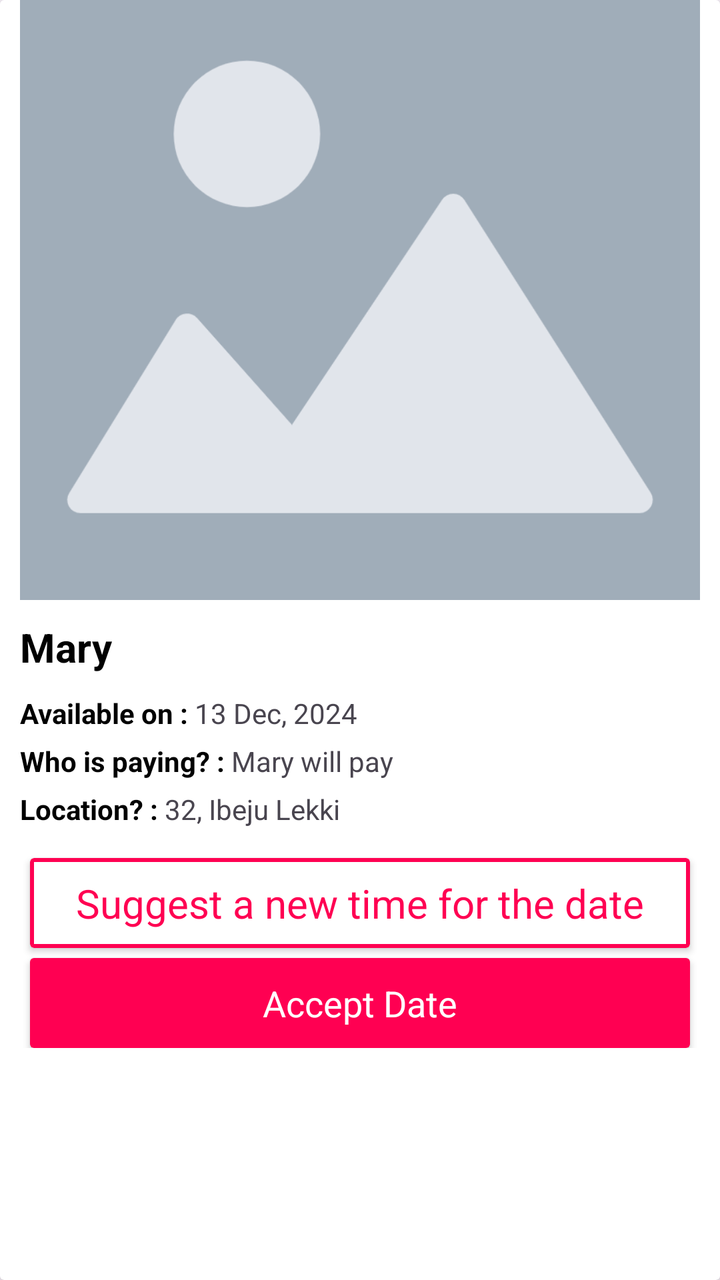
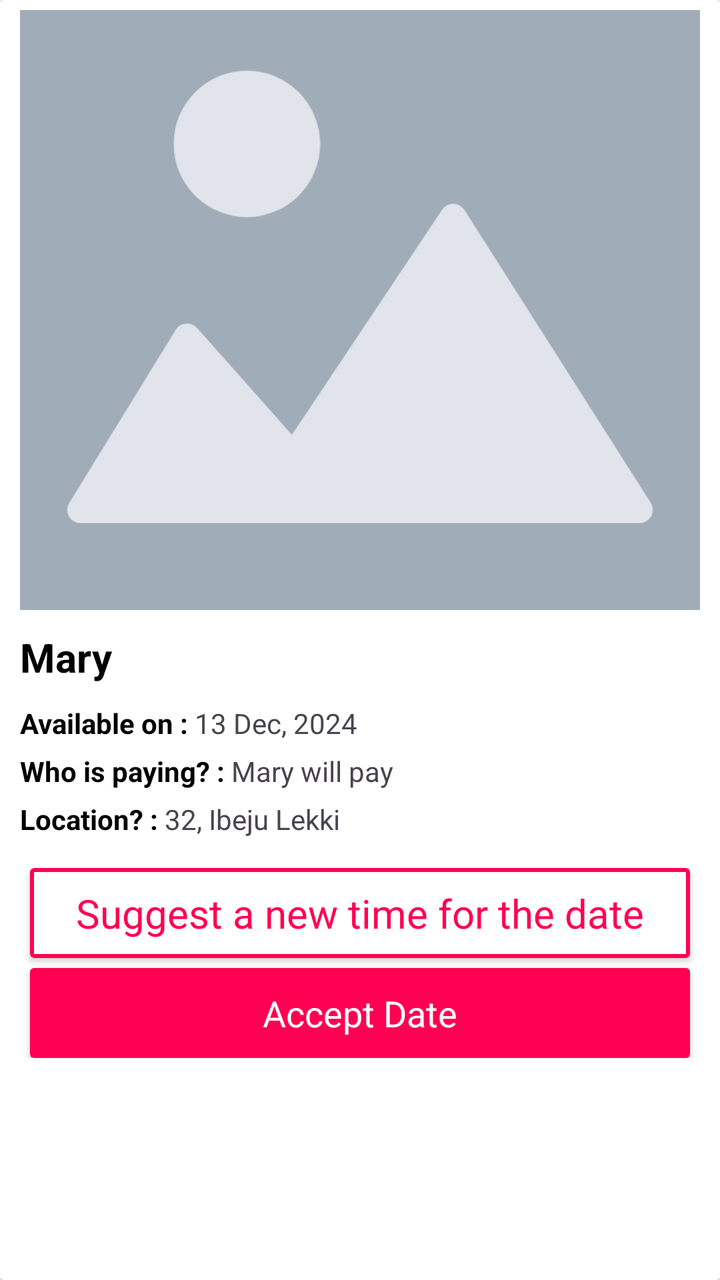

Before-and-after screenshots of an Android layout around one commit, followed by the original layout XML and the change that was made.
<!-- AndroidManifest.xml: application theme Theme.You4me -->
<!-- res/layout/sent_requests_item.xml -->
<?xml version="1.0" encoding="utf-8"?>
<androidx.cardview.widget.CardView xmlns:android="http://schemas.android.com/apk/res/android"
    xmlns:app="http://schemas.android.com/apk/res-auto"
    xmlns:tools="http://schemas.android.com/tools"
    android:layout_width="match_parent"
    android:layout_height="match_parent">

    <androidx.constraintlayout.widget.ConstraintLayout
        android:id="@+id/main_lyt"
        android:layout_width="match_parent"
        android:layout_height="match_parent"
        android:visibility="visible"
        android:layout_marginStart="@dimen/margin_10dp"
        android:layout_marginEnd="@dimen/margin_10dp"
        app:layout_constraintBottom_toBottomOf="parent"
        app:layout_constraintEnd_toEndOf="parent"
        app:layout_constraintStart_toStartOf="parent"
        app:layout_constraintTop_toTopOf="parent">


        <ImageView
            android:id="@+id/imageView"
            android:layout_width="match_parent"
            android:layout_height="300dp"
            android:scaleType="centerCrop"
            android:src="@drawable/find_date_placeholder"
            app:layout_constraintEnd_toEndOf="parent"
            app:layout_constraintStart_toStartOf="parent"
            app:layout_constraintTop_toTopOf="parent" />

        <TextView
            android:id="@+id/user_name"
            android:layout_width="wrap_content"
            android:layout_height="wrap_content"
            android:layout_marginTop="@dimen/margin_10dp"
            android:text="Mary"
            android:textColor="@color/black"
            android:textSize="@dimen/text_size_20sp"
            android:textStyle="bold"
            app:layout_constraintStart_toStartOf="parent"
            app:layout_constraintTop_toBottomOf="@+id/imageView" />


        <TextView
            android:id="@+id/bio"
            android:layout_width="wrap_content"
            android:layout_height="wrap_content"
            android:layout_marginTop="@dimen/margin_10dp"
            android:visibility="gone"
            android:gravity="start"
            android:text="Lorem ipsum dolor sit amet, consectetur adipiscing elit, sed do eiusmod tempor incididunt ut labore et dolore magna aliqua. Ut enim ad minim veniam, quis nostrud exercitation ullamco laboris nisi ut aliquip ex ea commodo consequat."
            android:textSize="@dimen/text_size_15sp"
            app:layout_constraintEnd_toEndOf="parent"
            app:layout_constraintStart_toStartOf="parent"
            app:layout_constraintTop_toBottomOf="@+id/user_name" />

        <LinearLayout
            android:id="@+id/available_layout"
            android:layout_width="0dp"
            android:layout_height="wrap_content"
            android:layout_marginTop="@dimen/margin_10dp"
            android:orientation="horizontal"
            android:weightSum="2"
            app:layout_constraintStart_toStartOf="parent"
            app:layout_constraintTop_toBottomOf="@+id/bio">

            <TextView
                android:layout_width="wrap_content"
                android:layout_height="wrap_content"
                android:text="Available on : "
                android:textColor="@color/black"
                android:textStyle="bold" />

            <TextView
                android:id="@+id/available_date"
                android:layout_width="wrap_content"
                android:layout_height="wrap_content"
                android:text="13 Dec, 2024" />

        </LinearLayout>

        <LinearLayout
            android:id="@+id/payment_lyt"
            android:layout_width="wrap_content"
            android:layout_height="wrap_content"
            android:layout_marginTop="@dimen/margin_5dp"
            android:orientation="horizontal"
            android:weightSum="2"
            app:layout_constraintStart_toStartOf="parent"
            app:layout_constraintTop_toBottomOf="@+id/available_layout">

            <TextView
                android:layout_width="wrap_content"
                android:layout_height="wrap_content"
                android:text="Who is paying? : "
                android:textColor="@color/black"
                android:textStyle="bold" />

            <TextView
                android:id="@+id/payment"
                android:layout_width="wrap_content"
                android:layout_height="wrap_content"
                android:text="Mary will pay" />

        </LinearLayout>
        <LinearLayout
            android:id="@+id/location_layout"
            android:layout_width="wrap_content"
            android:layout_height="wrap_content"
            android:layout_marginTop="@dimen/margin_5dp"
            android:orientation="horizontal"
            android:weightSum="2"
            app:layout_constraintStart_toStartOf="parent"
            app:layout_constraintTop_toBottomOf="@+id/payment_lyt">

            <TextView
                android:layout_width="wrap_content"
                android:layout_height="wrap_content"
                android:text="Location? : "
                android:textColor="@color/black"
                android:textStyle="bold" />

            <TextView
                android:id="@+id/location"
                android:layout_width="wrap_content"
                android:layout_height="wrap_content"
                android:text="32, Ibeju Lekki" />

        </LinearLayout>

        <androidx.constraintlayout.widget.Guideline
            android:id="@+id/guideline"
            android:layout_width="wrap_content"
            android:layout_height="wrap_content"
            android:orientation="vertical"
            app:layout_constraintGuide_percent="0.5" />

        <androidx.constraintlayout.widget.Guideline
            android:id="@+id/guideline2"
            android:layout_width="wrap_content"
            android:layout_height="wrap_content"
            android:orientation="horizontal"
            app:layout_constraintGuide_percent="0.65" />

        <androidx.constraintlayout.widget.ConstraintLayout
            android:id="@+id/main_lyt_btn"
            android:layout_width="0dp"
            android:layout_height="wrap_content"
            android:layout_marginTop="@dimen/margin_10dp"
            android:visibility="visible"
            app:layout_constraintEnd_toEndOf="parent"
            app:layout_constraintStart_toStartOf="@+id/location_layout"
            app:layout_constraintTop_toBottomOf="@+id/location_layout">

            <androidx.cardview.widget.CardView
                android:id="@+id/suggest_a_new_date_cardview"
                android:layout_width="0dp"
                android:layout_height="wrap_content"
                android:layout_margin="@dimen/margin_5dp"
                app:layout_constraintEnd_toEndOf="parent"
                app:layout_constraintStart_toStartOf="parent"
                app:layout_constraintTop_toTopOf="parent">

                <TextView
                    android:id="@+id/suggest_a_new_date"
                    android:layout_width="match_parent"
                    android:layout_height="@dimen/margin_45dp"
                    android:autoSizeMaxTextSize="20sp"
                    android:autoSizeMinTextSize="12sp"
                    android:autoSizeStepGranularity="2sp"
                    android:autoSizeTextType="uniform"
                    android:background="@drawable/btn_not_interested_stroke_color"
                    android:gravity="center"
                    android:textSize="@dimen/text_size_13sp"
                    android:padding="@dimen/padding_5dp"
                    android:paddingVertical="15dp"
                    android:text="Suggest a new time for the date"
                    android:textColor="@color/primary_pink" />

            </androidx.cardview.widget.CardView>


            <androidx.cardview.widget.CardView
                android:layout_width="0dp"
                android:layout_height="wrap_content"
                android:layout_marginTop="@dimen/margin_5dp"
                app:layout_constraintBottom_toBottomOf="parent"
                app:layout_constraintEnd_toEndOf="@+id/suggest_a_new_date_cardview"
                app:layout_constraintStart_toStartOf="@+id/suggest_a_new_date_cardview"
                app:layout_constraintTop_toBottomOf="@+id/suggest_a_new_date_cardview">

                <TextView
                    android:id="@+id/accept_date"
                    android:layout_width="match_parent"
                    android:layout_height="@dimen/margin_45dp"
                    android:autoSizeMaxTextSize="20sp"
                    android:autoSizeMinTextSize="12sp"
                    android:autoSizeStepGranularity="2sp"
                    android:autoSizeTextType="uniform"
                    android:textSize="@dimen/text_size_13sp"
                    android:background="@drawable/btn_go_on_date"
                    android:gravity="center"
                    android:padding="@dimen/padding_10dp"
                    android:paddingVertical="15dp"
                    android:text="Accept Date"
                    android:textColor="@color/white" />
            </androidx.cardview.widget.CardView>

        </androidx.constraintlayout.widget.ConstraintLayout>


        <com.google.android.material.progressindicator.CircularProgressIndicator
            android:id="@+id/loader"
            android:layout_width="match_parent"
            android:layout_height="wrap_content"
            android:layout_gravity="center"
            android:indeterminate="true"
            android:visibility="gone"
            app:layout_constraintBottom_toBottomOf="parent"
            app:layout_constraintTop_toTopOf="parent" />


    </androidx.constraintlayout.widget.ConstraintLayout>
    <androidx.constraintlayout.widget.ConstraintLayout
        android:id="@+id/constraintLayout2"
        android:layout_width="wrap_content"
        android:layout_height="match_parent"
        android:visibility="gone"
        app:drawableTopCompat="@drawable/baseline_not_interested_24"
        app:layout_constraintBottom_toBottomOf="parent"
        app:layout_constraintEnd_toEndOf="parent"
        app:layout_constraintStart_toStartOf="parent"
        app:layout_constraintTop_toTopOf="parent">

        <com.airbnb.lottie.LottieAnimationView
            android:id="@+id/lottieAnimationView"
            android:layout_width="wrap_content"
            android:layout_height="wrap_content"
            app:layout_constraintBottom_toBottomOf="parent"
            app:layout_constraintEnd_toEndOf="parent"
            app:layout_constraintStart_toStartOf="parent"
            app:layout_constraintTop_toTopOf="parent"
            app:lottie_autoPlay="true"
            app:lottie_fileName="dating.json"
            app:lottie_loop="true" />

        <TextView
            android:id="@+id/empty_lyt"
            android:layout_width="wrap_content"
            android:layout_height="wrap_content"
            android:text="@string/no_date_interests"
            android:textAlignment="center"
            android:textSize="25sp"
            app:layout_constraintBottom_toBottomOf="@+id/lottieAnimationView"
            app:layout_constraintEnd_toEndOf="parent"
            app:layout_constraintHorizontal_bias="0.5"
            app:layout_constraintStart_toStartOf="parent"
            app:layout_constraintTop_toTopOf="@+id/lottieAnimationView"
            app:layout_constraintVertical_bias="0.85" />

    </androidx.constraintlayout.widget.ConstraintLayout>


</androidx.cardview.widget.CardView>
<!-- resources referenced by this layout -->
<resources>
  <color name="black">#FF000000</color>
  <color name="primary_pink">#ffff0052</color>
  <color name="white">#FFFFFFFF</color>
  <dimen name="margin_10dp">10dp</dimen>
  <dimen name="margin_45dp">45dp</dimen>
  <dimen name="margin_5dp">5dp</dimen>
  <dimen name="padding_10dp">10dp</dimen>
  <dimen name="padding_5dp">5dp</dimen>
  <dimen name="text_size_13sp">13sp</dimen>
  <dimen name="text_size_15sp">15sp</dimen>
  <dimen name="text_size_20sp">20sp</dimen>
  <!-- drawable baseline_not_interested_24 (drawable) -->
  <vector android:height="72dp" android:tint="#000000"
      android:viewportHeight="24" android:viewportWidth="24"
      android:width="72dp" xmlns:android="http://schemas.android.com/apk/res/android">
      <path android:fillColor="@android:color/white" android:pathData="M12,2C6.48,2 2,6.48 2,12s4.48,10 10,10 10,-4.48 10,-10S17.52,2 12,2zM12,20c-4.42,0 -8,-3.58 -8,-8 0,-1.85 0.63,-3.55 1.69,-4.9L16.9,18.31C15.55,19.37 13.85,20 12,20zM18.31,16.9L7.1,5.69C8.45,4.63 10.15,4 12,4c4.42,0 8,3.58 8,8 0,1.85 -0.63,3.55 -1.69,4.9z"/>
  </vector>
  <!-- drawable btn_go_on_date (drawable) -->
  <?xml version="1.0" encoding="UTF-8"?>
  <shape xmlns:android="http://schemas.android.com/apk/res/android"
      android:shape="rectangle">
      <solid android:color="@color/primary_pink"/>
      <corners android:radius="1dp" />
  </shape>
  <!-- drawable btn_not_interested_stroke_color (drawable) -->
  <?xml version="1.0" encoding="UTF-8"?>
  <shape xmlns:android="http://schemas.android.com/apk/res/android"
      android:shape="rectangle">
  
      
      <solid android:color="@color/white"/>
  
      
      <corners android:radius="1dp" />
  
      
      <stroke
          android:width="2dp"
          android:color="@color/primary_pink"/>
  </shape>
  <!-- drawable find_date_placeholder: png bitmap (drawable, 31463 bytes) -->
  <string name="no_date_interests">No date interests</string>
  <style name="Theme.You4me" parent="Base.Theme.You4me" />
  <style name="Base.Theme.You4me" parent="Theme.Material3.Light.NoActionBar">
          
           <item name="colorPrimary">@color/primary_pink</item>
      </style>
</resources>

<!-- the commit's change to res/layout/sent_requests_item.xml (unified diff, before → after) -->
@@ -12,6 +12,7 @@
         android:visibility="visible"
         android:layout_marginStart="@dimen/margin_10dp"
         android:layout_marginEnd="@dimen/margin_10dp"
+        android:layout_marginTop="@dimen/margin_5dp"
         app:layout_constraintBottom_toBottomOf="parent"
         app:layout_constraintEnd_toEndOf="parent"
         app:layout_constraintStart_toStartOf="parent"
